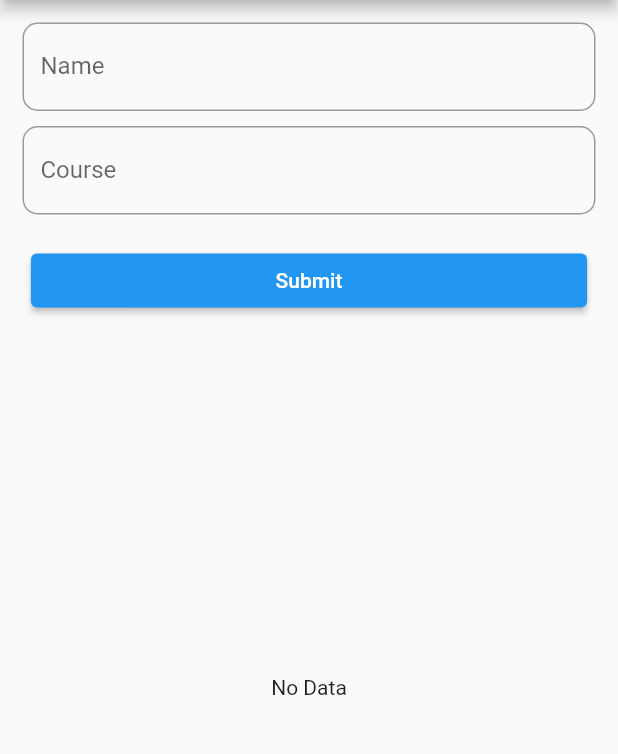
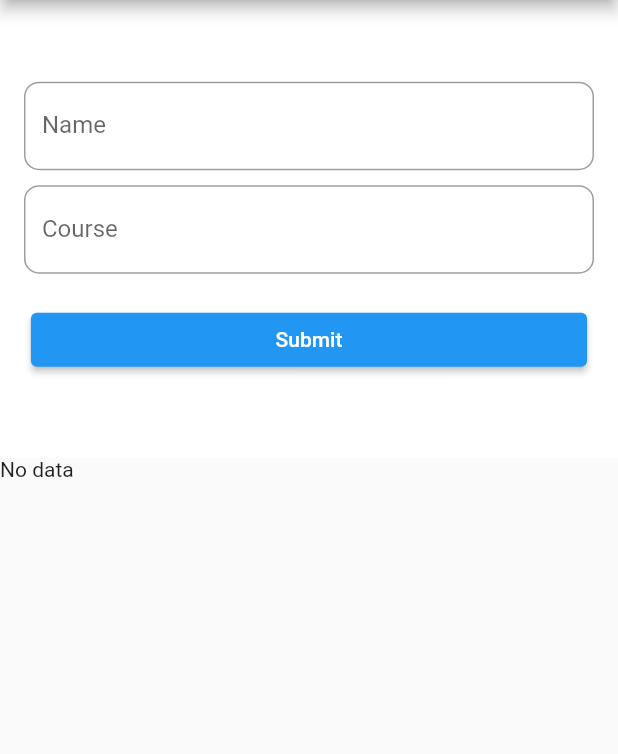
Before and after one commit to vivek5kumar/sqlproject, a Flutter app: the screen it shows after launch, on a phone screen of 412 x 824 dp, the part 84-838 px from its top. Run offline on Flutter 3.47's test engine with Material 2 defaults, Android fonts, the phone set to English and light mode, and no system bars; our stand-ins replace get, sqflite; accounts and stored records are empty.

Commit message:
add file

```diff
--- a/lib/homepage.dart
+++ b/lib/homepage.dart
@@ -1,5 +1,4 @@
 import 'package:flutter/material.dart';
-import 'package:flutter_staggered_animations/flutter_staggered_animations.dart';
 import 'package:get/get.dart';
 import 'dbmanager.dart';
 
@@ -28,19 +27,23 @@ class _HomePageState extends State<HomePage> {
           appBar: AppBar(
             title: const Text("Sqilite Demo"),
           ),
-        body: ListView(
-          children: [
-            Form(
+          body: CustomScrollView(
+            slivers: [
+              SliverAppBar(
+                elevation: 2,
+                toolbarHeight: size.height * 0.37,
+                backgroundColor: Colors.white,
+                pinned: true,
+                title: Form(
                     key: _formKey,
-                child: Padding(
-                  padding: const EdgeInsets.all(15.0),
                     child: Column(
                       children: [
                         TextFormField(
                           controller: _nameController,
                           autovalidateMode: AutovalidateMode.onUserInteraction,
-                        validator: (val) =>
-                            val!.isNotEmpty ? null : "Name should not be empty",
+                          validator: (val) => val!.isNotEmpty
+                              ? null
+                              : "Name should not be empty",
                           decoration: InputDecoration(
                               // contentPadding:
                               //     const EdgeInsets.symmetric(vertical: 5.0),
@@ -76,6 +79,9 @@ class _HomePageState extends State<HomePage> {
                               },
                               child: const Text("Submit")),
                         ),
+                      ],
+                    )),
+              ),
               FutureBuilder(
                   future: dbmanager.getStudentList(),
                   builder: (context, snapshot) {
@@ -84,115 +90,85 @@ class _HomePageState extends State<HomePage> {
                       studList.sort((a, b) => a.name!
                           .toLowerCase()
                           .compareTo(b.name!.toLowerCase()));
+                      return studList.isNotEmpty
+                          ? SliverList(
+                              delegate: SliverChildBuilderDelegate(
+                                childCount:
+                                    studList == null ? 0 : studList.length,
+                                (BuildContext context, i) {
+                                  Student st = studList[i];
+
                                   return SizedBox(
-                                height: size.height * 0.6,
-                                child: AnimationLimiter(
-                                  child: studList.isNotEmpty
-                                      ? ListView.builder(
-                                          scrollDirection: Axis.vertical,
-                                          // shrinkWrap: true,
-                                          itemCount: studList == null
-                                              ? 0
-                                              : studList.length,
-                                          itemBuilder: (context, i) {
-                                            Student st = studList[i];
-                                            return AnimationConfiguration
-                                                .staggeredList(
-                                              position: i,
-                                              duration:
-                                                  const Duration(seconds: 2),
-                                              child: SlideAnimation(
-                                                // verticalOffset: 50.0,
-                                                child: FadeInAnimation(
+                                    height: size.height * 0.09,
+                                    child: Padding(
+                                      padding: const EdgeInsets.symmetric(
+                                          horizontal: 15.0),
                                       child: Card(
-                                                    child: Padding(
-                                                      padding:
-                                                          const EdgeInsets.all(
-                                                              8.0),
                                         child: Row(
                                           mainAxisAlignment:
-                                                            MainAxisAlignment
-                                                                .spaceAround,
+                                              MainAxisAlignment.spaceAround,
                                           children: [
-                                                          SizedBox(
-                                                            width: size.width *
-                                                                0.5,
+                                            Center(
+                                              child: SizedBox(
+                                                width: size.width * 0.5,
                                                 child: Column(
                                                   crossAxisAlignment:
-                                                                  CrossAxisAlignment
-                                                                      .start,
+                                                      CrossAxisAlignment.start,
                                                   children: [
-                                                                // Text(
-                                                                //     "Id: ${st.id.toString()}"),
                                                     Text(
-                                                                    "Name: ${st.name.toString()}"),
+                                                        "Name :${st.name.toString()}"),
                                                     Text(
-                                                                    "Course: ${st.course.toString()}"),
+                                                        "Course :${st.course.toString()}"),
                                                   ],
+                                                ),
                                               ),
                                             ),
                                             SizedBox(
                                               width: 20,
                                               child: InkWell(
                                                   onTap: () {
-                                                                  _nameController
-                                                                          .text =
-                                                                      st.name
-                                                                          .toString();
-                                                                  _courseController
-                                                                          .text =
-                                                                      st.course
-                                                                          .toString();
+                                                    _nameController.text =
+                                                        st.name.toString();
+                                                    _courseController.text =
+                                                        st.course.toString();
                                                     student = st;
-                                                                  updateIndex =
-                                                                      i;
+                                                    updateIndex = i;
                                                   },
-                                                                child:
-                                                                    const Icon(
+                                                  child: const Icon(
                                                     Icons.edit,
-                                                                  color: Colors
-                                                                      .blue,
+                                                    color: Colors.grey,
                                                   )),
                                             ),
                                             SizedBox(
                                               width: 20,
                                               child: InkWell(
                                                   onTap: () {
-                                                                  conformationAlert(
-                                                                      st, i);
+                                                    conformationAlert(st, i);
                                                     // Get.back();
                                                   },
-                                                                child:
-                                                                    const Icon(
+                                                  child: const Icon(
                                                     Icons.delete,
-                                                                  color: Colors
-                                                                      .red,
+                                                    color: Colors.red,
                                                   )),
                                             )
                                           ],
                                         ),
                                       ),
                                     ),
+                                  );
+                                },
                               ),
-                                              ),
-                                            );
-                                          })
-                                      : const Center(child: Text("No Data")),
-                                ),
-                              );
+                            )
+                          : const SliverToBoxAdapter(child: Text("No data "));
                     }
-                            return const Center(
+                    return const SliverToBoxAdapter(
                       child: CircularProgressIndicator(
                         color: Colors.red,
                       ),
                     );
                   })
             ],
-                  ),
-                ))
-          ],
-        ),
-      ),
+          )),
     );
   }
 
@@ -209,7 +185,7 @@ class _HomePageState extends State<HomePage> {
                 //     a.name!.toLowerCase().compareTo(b.name!.toLowerCase())),
                 _nameController.clear(),
                 _courseController.clear(),
-                print("student added to db ${id}"),
+                // print("student added to db ${id}"),
               });
         } else {
           student!.name = _nameController.text;
@@ -242,6 +218,7 @@ class _HomePageState extends State<HomePage> {
                   child: const Text("No")),
               TextButton(
                   onPressed: () {
+                    // Get.snackbar("Success", "One itme delete ${st.id}");
                     dbmanager.deleteStudent(st.id.toString());
                     setState(() {
                       studList.removeAt(i);
```
Lines whose indentation alone changed are shown as unchanged.
